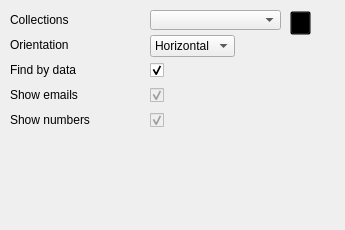
Above: contacts/config.ui from KDE/akonadi-google-applets before the change. Below: the same form after it.
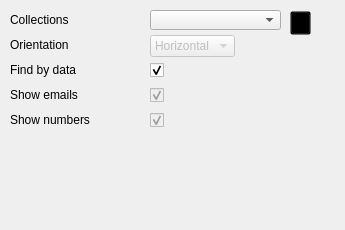
That is the form after the change.

Patch:
```diff
--- a/contacts/config.ui
+++ b/contacts/config.ui
@@ -136,7 +136,7 @@
   </widget>
   <widget class="QComboBox" name="orientationBox">
    <property name="enabled">
-    <bool>true</bool>
+    <bool>false</bool>
    </property>
    <property name="geometry">
     <rect>
```
